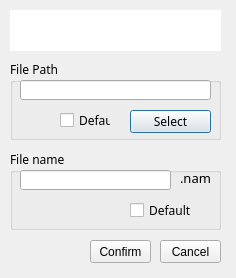
Old version of the form MainFrame/HIFUMainFrameWithOperatorNavigation/filesavedialog.ui in the repository wangwenbo8888/SUA-EN.
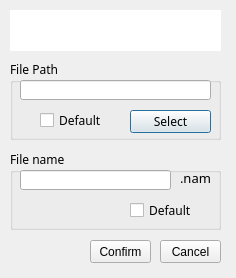
New version of the form.

Commit message: newmainwindow: change Treatment/Remaining Time to Used/Left Time, capitalize Case ID and Attending physician in adduser.ui, adjust layout spacing

Patch:
```diff
--- a/MainFrame/HIFUMainFrameWithOperatorNavigation/filesavedialog.ui
+++ b/MainFrame/HIFUMainFrameWithOperatorNavigation/filesavedialog.ui
@@ -89,9 +89,9 @@
    <widget class="QCheckBox" name="checkBox_defaultFilePath">
     <property name="geometry">
      <rect>
-      <x>50</x>
+      <x>30</x>
       <y>50</y>
-      <width>51</width>
+      <width>71</width>
       <height>20</height>
      </rect>
     </property>
```
Left out of the diff: 10 changed lines with no effect on the pictures. The commit also changes 3 other files.
